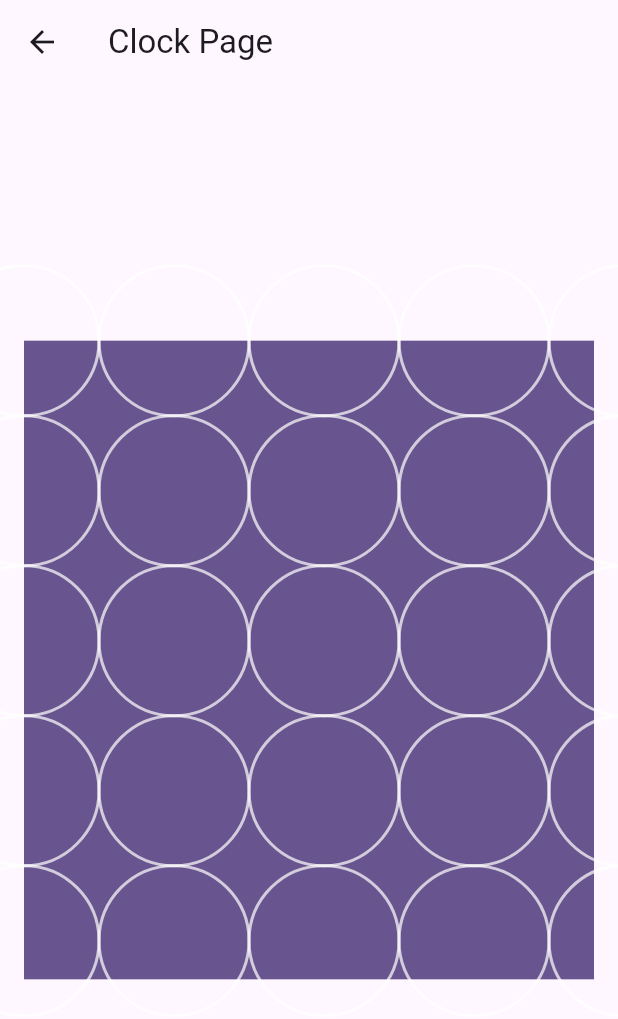
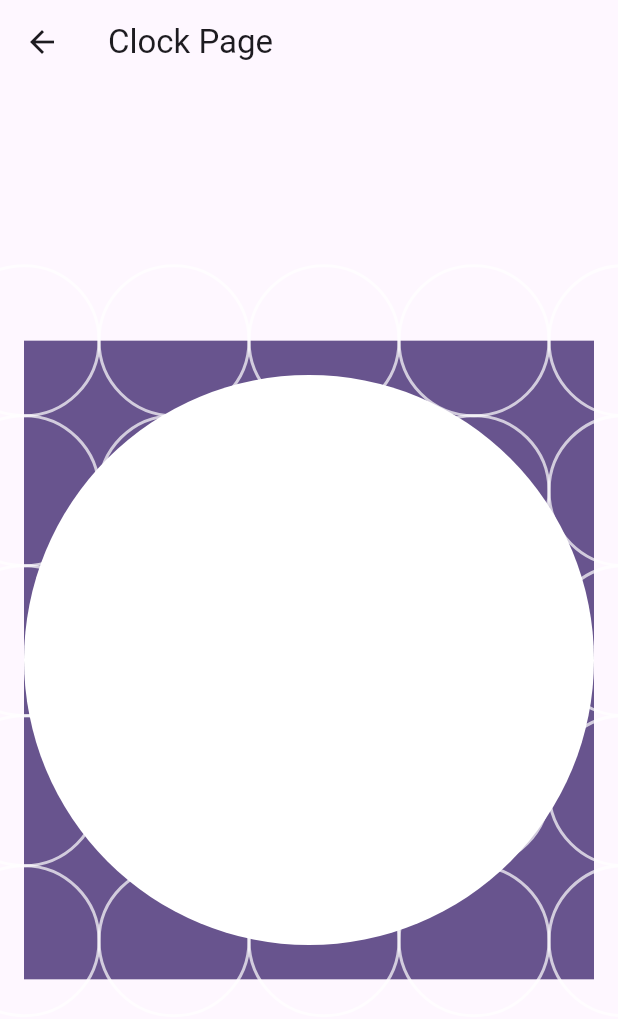
Before and after one commit to lyabs243/flutter-custom-painter, a Flutter app: the screen it shows after launch, after a tap on "Draw a clock", on a phone screen of 412 x 824 dp. Shown: the top 1019 px of the screen. Run offline on Flutter 3.47's test engine with Material 3 defaults, Android fonts, the light colour scheme and no system bars.

Commit message:
Draw the circle container of the clock

```diff
--- a/lib/clock_page.dart
+++ b/lib/clock_page.dart
@@ -82,6 +82,17 @@ class ClockPainter extends CustomPainter {
       lineIndex++;
     }
 
+    // draw the clock
+    final radius = size.width / 2;
+
+    final paintClockCircle = Paint()
+      ..color = Colors.white
+      ..strokeWidth = 2
+      ..style = PaintingStyle.fill;
+
+    Offset center = Offset(size.width / 2, size.height / 2);
+    canvas.drawCircle(center, radius, paintClockCircle);
+
   }
 
   @override
```
